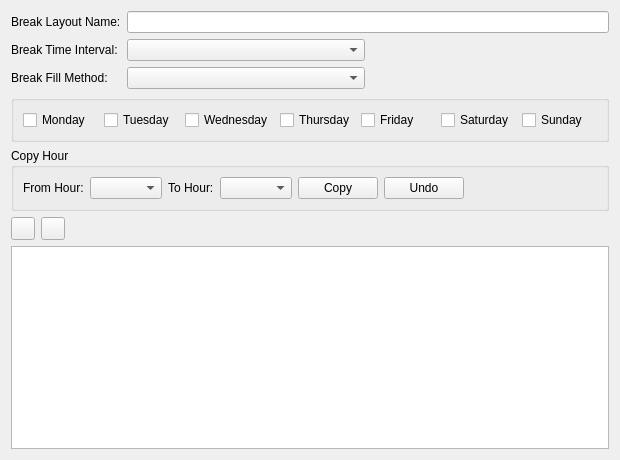
First picture: the form in pixelplan/rave/PixelPlan/breaklayoutform.ui, repository pgathogo/raven, before the edit.
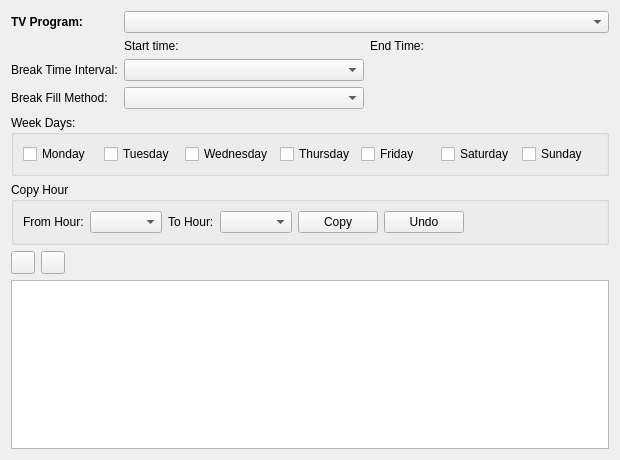
Second picture: the form after the edit.

Commit message: Add Breaklayout for TV Programs

The edit to the form file:
```diff
--- a/pixelplan/rave/PixelPlan/breaklayoutform.ui
+++ b/pixelplan/rave/PixelPlan/breaklayoutform.ui
@@ -33,28 +33,30 @@
   </property>
   <layout class="QVBoxLayout" name="verticalLayout">
    <item>
-    <layout class="QGridLayout" name="gridLayout" columnstretch="0,1,1" columnminimumwidth="0,0,0">
-     <item row="1" column="1">
+    <layout class="QGridLayout" name="gridLayout" rowstretch="0,0,0,0" columnstretch="0,1,1" rowminimumheight="0,0,0,0">
+     <item row="2" column="1">
       <widget class="QComboBox" name="cbTimeInterval"/>
      </item>
+     <item row="3" column="0">
+      <widget class="QLabel" name="label_6">
+       <property name="text">
+        <string>Break Fill Method:</string>
+       </property>
+      </widget>
+     </item>
      <item row="0" column="0">
       <widget class="QLabel" name="label">
-       <property name="text">
-        <string>Break Layout Name:</string>
+       <property name="font">
+        <font>
+         <bold>true</bold>
+        </font>
        </property>
-      </widget>
-     </item>
-     <item row="1" column="0">
-      <widget class="QLabel" name="label_2">
        <property name="text">
-        <string>Break Time Interval:</string>
+        <string>TV Program:</string>
        </property>
       </widget>
      </item>
-     <item row="0" column="1" colspan="2">
-      <widget class="QLineEdit" name="edtName"/>
-     </item>
-     <item row="1" column="2">
+     <item row="2" column="2">
       <widget class="QLabel" name="label_3">
        <property name="text">
         <string/>
@@ -62,21 +64,38 @@
       </widget>
      </item>
      <item row="2" column="0">
-      <widget class="QLabel" name="label_6">
+      <widget class="QLabel" name="label_2">
        <property name="text">
-        <string>Break Fill Method:</string>
+        <string>Break Time Interval:</string>
        </property>
       </widget>
      </item>
-     <item row="2" column="1">
+     <item row="0" column="1" colspan="2">
+      <widget class="QComboBox" name="cbProgram"/>
+     </item>
+     <item row="3" column="1">
       <widget class="QComboBox" name="cbBreakFillMethod"/>
      </item>
+     <item row="1" column="2">
+      <widget class="QLabel" name="lblEndTime">
+       <property name="text">
+        <string>End Time:</string>
+       </property>
+      </widget>
+     </item>
+     <item row="1" column="1">
+      <widget class="QLabel" name="lblStartTime">
+       <property name="text">
+        <string>Start time:</string>
+       </property>
+      </widget>
+     </item>
     </layout>
    </item>
    <item>
     <widget class="QGroupBox" name="groupBox">
      <property name="title">
-      <string/>
+      <string>Week Days:</string>
      </property>
      <layout class="QHBoxLayout" name="horizontalLayout">
       <item>
```
Left out of the diff: 2 changed lines with no effect on the pictures. The commit also changes 19 other files.
